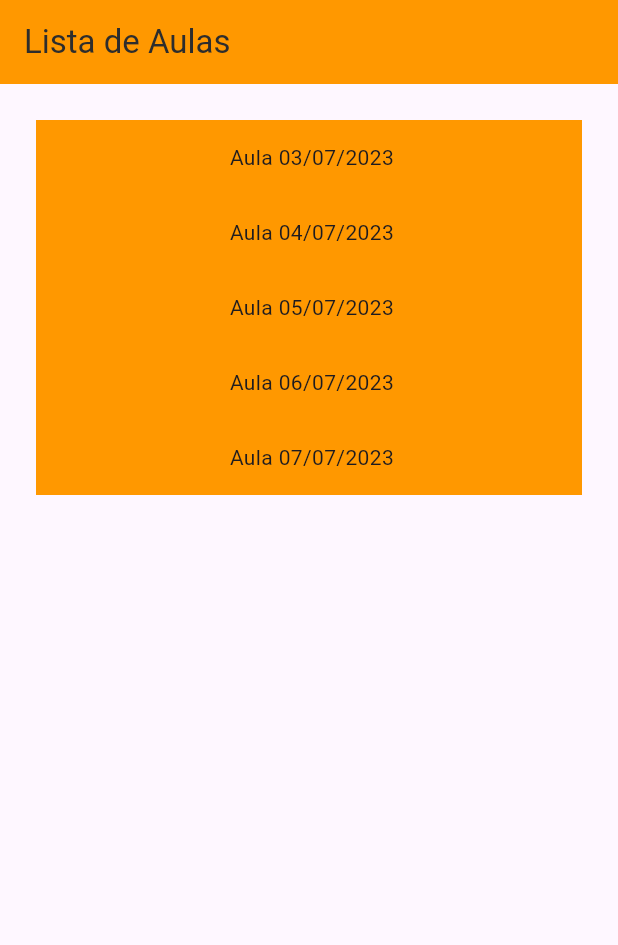
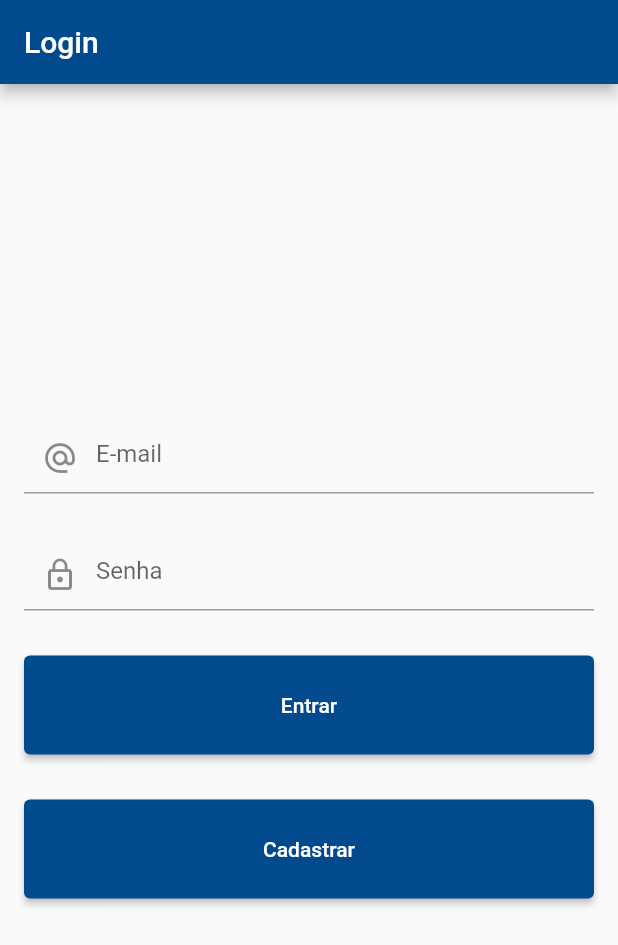
Before and after one commit to suellen03/cronogramas_form, a Flutter app: the screen it shows after launch, on a phone screen of 412 x 824 dp. Shown: the top 945 px of the screen. Run offline on Flutter 3.47's test engine with Material 2 defaults, Android fonts, the phone set to English and light mode, and no system bars; our stand-ins replace datetime_picker_formfield_new, font_awesome_flutter.

Commit message:
update telas

```diff
--- a/lib/main.dart
+++ b/lib/main.dart
@@ -1,4 +1,8 @@
-import 'package:cronogramas_form/pagina.dart';
+import 'dart:math';
+
+import 'package:cronogramas_form/telas/cadastro.dart';
+import 'package:cronogramas_form/telas/login.dart';
+import 'package:cronogramas_form/telas/pagina.dart';
 import 'package:flutter/material.dart';
 import 'package:intl/intl.dart';
 import 'package:datetime_picker_formfield_new/datetime_picker_formfield.dart';
@@ -17,176 +21,51 @@ class MyApp extends StatelessWidget {
     return MaterialApp(
       title: 'Cadastro De Aulas',
       theme: ThemeData(
-        primarySwatch: Colors.orange,
-        useMaterial3: true,
+        primarySwatch: generateMaterialColor(Palette.primary),
       ),
       debugShowCheckedModeBanner: false,
-      home: const Pagina(),
+      home: const Login(),
+      routes: {
+        '/cadastro': (context) => const Home(),
+        '/pagina': (context) => const Pagina()
+      },
     );
   }
 }
-
- class Home extends StatefulWidget {
-  const Home({super.key});
-   @override
-  State<Home> createState() => _HomeState();
- }
-
-class _HomeState extends State<Home> {
-  final _formKey = GlobalKey<FormState>();
-  final TextEditingController _dataController = TextEditingController();
-  final TextEditingController _turmaController = TextEditingController();
-  final TextEditingController _unidadeController = TextEditingController();
-  final TextEditingController _dropController = TextEditingController();
-  final format = DateFormat('dd-mm-yyyy');
-  String dropdownValue = 'Pendente';
-
-  @override
-  Widget build(BuildContext context) {
-    return Scaffold(
-      appBar: AppBar(
-        backgroundColor: Colors.orange,
-        title: const Text(
-          'Cadastro De Aulas',
-          style: TextStyle(color: Color.fromARGB(255, 45, 45, 45)),
-        ),
-      ),
-      body: Container(
-        padding: const EdgeInsets.all(40),
-        child: Center(
-          child: SingleChildScrollView(
-            child: Form(
-              key: _formKey,
-              child: Column(
-                children: [
-                  // Data Aula
-                  DateTimeField(
-                    decoration: const InputDecoration(
-                        icon: Icon(FontAwesomeIcons.clock),
-                        border: OutlineInputBorder()),
-                    controller: _dataController,
-                    format: format,
-                    validator: (value) {
-                      if (value == null) {
-                        return 'Campo Obrigatorio!';
-                      } else {
-                        return null;
-                      }
-                    },
-                    onShowPicker: (context, currentValue) {
-                      return showDatePicker(
-                        context: context,
-                        firstDate: DateTime(1900),
-                        initialDate: currentValue ?? DateTime.now(),
-                        lastDate: DateTime(2100),
-                      );
-                    },
-                  ),
-                  // Status Aula
-                  Padding(
-                    padding: const EdgeInsets.fromLTRB(0, 15, 0, 15),
-                    child: DropdownButton<String>(
-                      value: dropdownValue,
-                      items: <String>['Pendente', 'Ministrada', 'Cancelada']
-                          .map<DropdownMenuItem<String>>((String value) {
-                        return DropdownMenuItem<String>(
-                          value: value,
-                          child: Text(
-                            value,
-                            style: const TextStyle(fontSize: 19),
-                          ),
-                        );
-                      }).toList(),
-                      onChanged: (String? newValue) {
-                        setState(() {
-                          dropdownValue = _dropController.text = newValue!;
-                        });
-                      },
-                    ),
-                  ),
-                  // Turma
-                  Padding(
-                    padding: const EdgeInsets.fromLTRB(0, 15, 0, 15),
-                    child: TextFormField(
-                      controller: _turmaController,
-                      decoration: const InputDecoration(
-                          labelText: 'Turma',
-                          icon: Icon(FontAwesomeIcons.peopleGroup),
-                          border: OutlineInputBorder()),
-                      validator: (value) {
-                        if (value!.isEmpty) {
-                          return 'Campo Obrigatorio!';
-                        } else {
-                          return null;
-                        }
-                      },
-                    ),
-                  ),
-                  // Unidade
-                  Padding(
-                    padding: const EdgeInsets.fromLTRB(0, 15, 0, 15),
-                    child: TextFormField(
-                      controller: _unidadeController,
-                      decoration: const InputDecoration(
-                          labelText: 'Unidade',
-                          icon: Icon(FontAwesomeIcons.store),
-                          border: OutlineInputBorder()),
-                      validator: (value) {
-                        if (value!.isEmpty) {
-                          return 'Campo Obrigatorio!';
-                        } else {
-                          return null;
-                        }
-                      },
-                    ),
-                  ),
-                  Padding(
-                    padding: const EdgeInsets.fromLTRB(0, 15, 0, 15),
-                    child: ElevatedButton(
-                        onPressed: () {
-                          if (_formKey.currentState!.validate()) {
-                            _showDialog(context);
-                          }
-                        },
-                        child: const Text('Cadastrar Aula')),
-                  )
-                ],
-              ),
-            ),
-          ),
-        ),
-      ),
-    );
-  }
+class Palette {
+  // Your hexadecimal color code
+  static const Color primary = Color(0xFF004A8D);
 }
 
-void _showDialog(BuildContext context) {
-  showDialog(
-    context: context,
-    builder: (BuildContext context) {
-      return AlertDialog(
-        title: const Text(
-          "Alerta!!",
-          style: TextStyle(color: Colors.black),
-        ),
-        content: const Text("Aula Cadastrada Com Sucesso"),
-        titleTextStyle: const TextStyle(
-          fontSize: 30,
-        ),
-        actions: <Widget>[
-          FloatingActionButton(
-            child: const Text(
-              "Ok",
-              style: TextStyle(
-                fontSize: 19,
-              ),
-            ),
-            onPressed: () {
-              Navigator.of(context).pop();
-            },
-          ),
-        ],
-      );
-    },
-  );
+MaterialColor generateMaterialColor(Color color) {
+  return MaterialColor(color.value, {
+    50: tintColor(color, 0.9),
+    100: tintColor(color, 0.8),
+    200: tintColor(color, 0.6),
+    300: tintColor(color, 0.4),
+    400: tintColor(color, 0.2),
+    500: color,
+    600: shadeColor(color, 0.1),
+    700: shadeColor(color, 0.2),
+    800: shadeColor(color, 0.3),
+    900: shadeColor(color, 0.4),
+  });
 }
+
+int tintValue(int value, double factor) =>
+    max(0, min((value + ((255 - value) * factor)).round(), 255));
+
+Color tintColor(Color color, double factor) => Color.fromRGBO(
+    tintValue(color.red, factor),
+    tintValue(color.green, factor),
+    tintValue(color.blue, factor),
+    1);
+
+int shadeValue(int value, double factor) =>
+    max(0, min(value - (value * factor).round(), 255));
+
+Color shadeColor(Color color, double factor) => Color.fromRGBO(
+    shadeValue(color.red, factor),
+    shadeValue(color.green, factor),
+    shadeValue(color.blue, factor),
+    1);
--- /dev/null
+++ b/lib/telas/login.dart
@@ -0,0 +1,79 @@
+import 'package:flutter/material.dart';
+
+class Login extends StatelessWidget {
+  const Login({Key? key}) : super(key: key);
+
+  @override
+  Widget build(BuildContext context) {
+    return Scaffold(
+      appBar: AppBar(
+        title: const Text("Login"),
+      ),
+      body: Container(
+        padding: const EdgeInsets.all(16),
+        child: Center(
+          child: Column(
+            crossAxisAlignment: CrossAxisAlignment.stretch,
+            mainAxisAlignment: MainAxisAlignment.center,
+            children: [
+              Padding(
+                padding: const EdgeInsets.fromLTRB(0, 15, 0, 15),
+                child: TextFormField(
+                  keyboardType: TextInputType.emailAddress,
+                  decoration: const InputDecoration(
+                      hintText: "E-mail",
+                      prefixIcon: Icon(Icons.alternate_email)),
+                  validator: (value) {
+                    if (value!.length < 5) {
+                      return "Este e-mail parece curto demais";
+                    } else if (!value.contains("@")) {
+                      return "Este e-mail não é válido";
+                    } else {
+                      return null;
+                    }
+                  },
+                ),
+              ),
+              Padding(
+                padding: const EdgeInsets.fromLTRB(0, 15, 0, 15),
+                child: TextFormField(
+                  obscureText: true,
+                  decoration: const InputDecoration(
+                    hintText: "Senha",
+                    prefixIcon: Icon(Icons.lock_outline),
+                  ),
+                ),
+              ),
+              Padding(
+                padding: const EdgeInsets.fromLTRB(0, 15, 0, 15),
+                child: ElevatedButton(
+                  onPressed: () {
+                    Navigator.pushNamed(context, '/pagina');
+                  },
+                  style: ButtonStyle(
+                    padding: MaterialStateProperty.all(
+                        const EdgeInsets.only(top: 25, bottom: 25)),
+                  ),
+                  child: const Text("Entrar"),
+                ),
+              ),
+              Padding(
+                padding: const EdgeInsets.fromLTRB(0, 15, 0, 15),
+                child: ElevatedButton(
+                  onPressed: () {
+                    Navigator.pushNamed(context, '/cadastro');
+                  },
+                  style: ButtonStyle(
+                    padding: MaterialStateProperty.all(
+                        const EdgeInsets.only(top: 25, bottom: 25)),
+                  ),
+                  child: const Text("Cadastrar"),
+                ),
+              ),
+            ],
+          ),
+        ),
+      ),
+    );
+  }
+}
--- a/lib/pagina.dart
+++ b/lib/telas/pagina.dart
@@ -10,11 +10,11 @@ class Pagina extends StatefulWidget {
 
 class _PaginaState extends State<Pagina> {
   final List<String> _lista = <String>[
-    'Aula 03/07/2023',
-    'Aula 04/07/2023',
-    'Aula 05/07/2023',
-    'Aula 06/07/2023',
-    'Aula 07/07/2023'
+    'Aula - 03/07/2023',
+    'Aula - 04/07/2023',
+    'Aula - 05/07/2023',
+    'Aula - 06/07/2023',
+    'Aula - 07/07/2023'
   ];
 
   @override
@@ -23,10 +23,16 @@ class _PaginaState extends State<Pagina> {
       appBar: AppBar(
         backgroundColor: Colors.orange,
         title: const Text(
-          'Lista de Aulas',
-          style: TextStyle(color: Color.fromARGB(255, 45, 45, 45)),
+          'Lista de Aulas'),
+          actions: [
+          IconButton(
+              onPressed: () {
+                Navigator.pop(context);
+              },
+              icon: const Icon(Icons.exit_to_app)
+              )
+          ],
         ),
-      ),
       body: Container(
         padding: const EdgeInsets.all(16),
         child: Center(
```
Also changed, not shown: lib/telas/cadastro.dart (added, +169 -0 lines).
